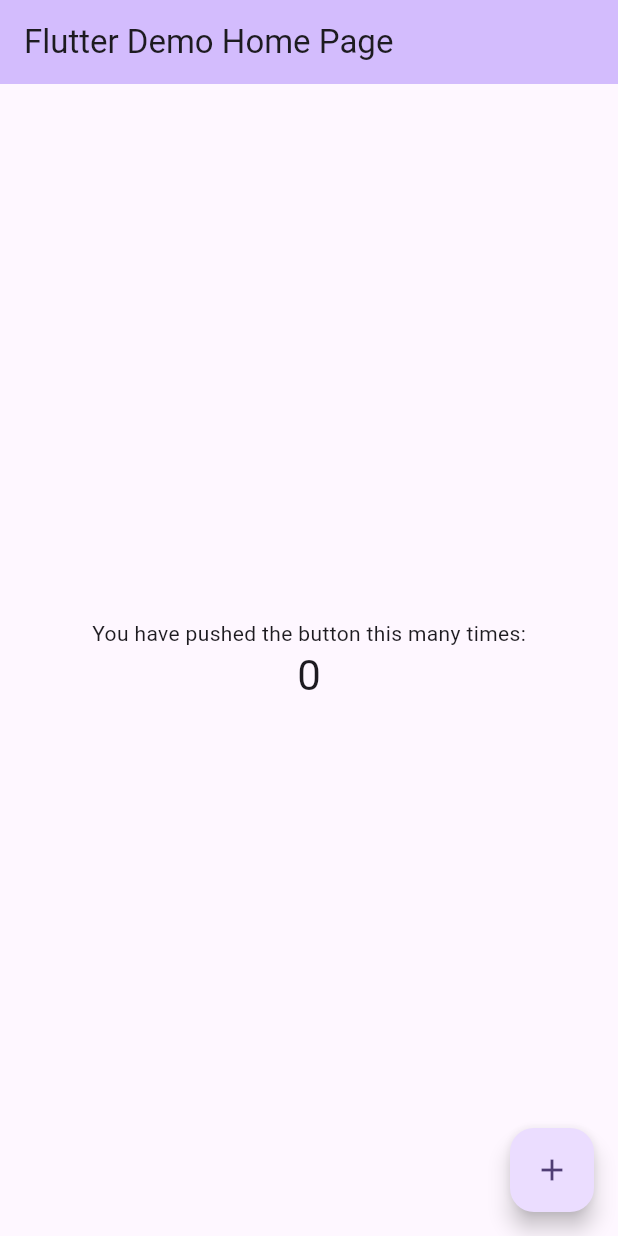
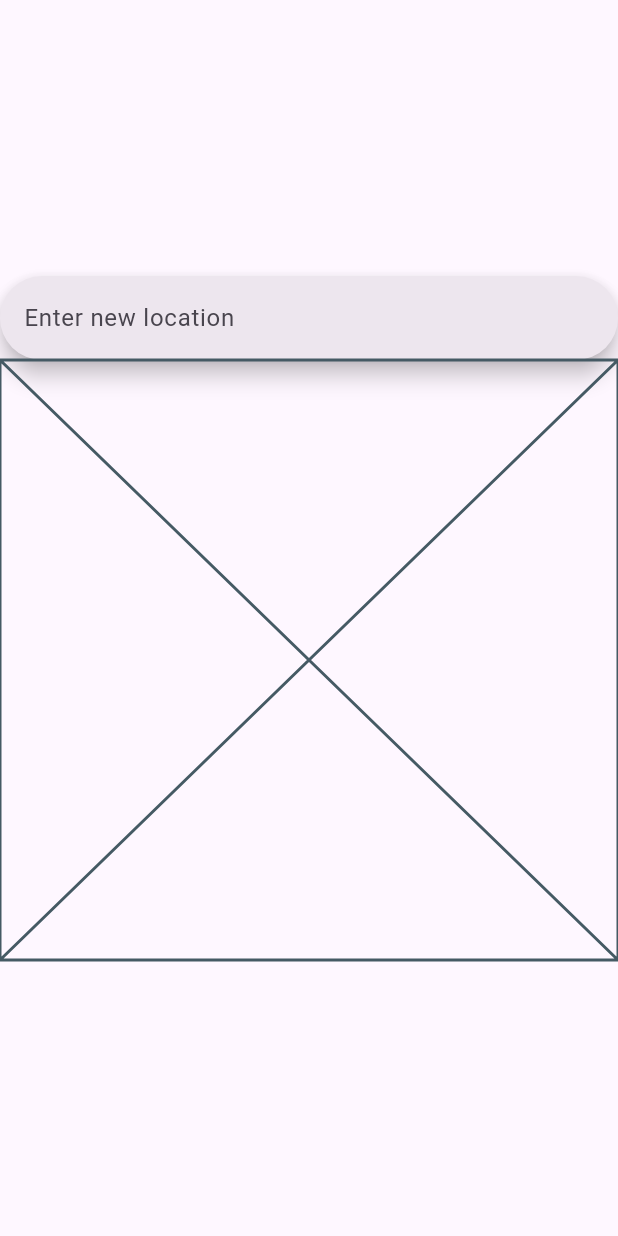
Before and after one commit to DJFlor/flutter_weather_app, a Flutter app: the screen it shows after launch, on a phone screen of 412 x 824 dp. Run offline on Flutter 3.47's test engine with Material 3 defaults, Android fonts, the phone set to English and light mode, and no system bars; our stand-ins replace get_it.

Commit message:
Refactor structure. Search bar does auto completion searches. WIP

```diff
--- a/lib/data/models/location.dart
+++ b/lib/data/models/location.dart
@@ -1,26 +1,29 @@
 class Location {
-  final String? name;
-  final String? region;
-  final String? country;
+  final int id;
+  final String name;
+  final String region;
+  final String country;
   final double lat;
   final double lon;
   final String? tz;
-  final int localTimeEpoch;
+  final int? localTimeEpoch;
   final String? localTime;
 
   const Location({
-    this.name,
-    this.region,
-    this.country,
+    required this.id,
+    required this.name,
+    required this.region,
+    required this.country,
     required this.lat,
     required this.lon,
     this.tz,
-    required this.localTimeEpoch,
+    this.localTimeEpoch,
     this.localTime,
   });
 
   factory Location.fromJson(Map<String, dynamic> json) {
     return Location(
+      id: json['id'],
       name: json['name'],
       region: json['region'],
       country: json['country'],
--- a/lib/data/services/current_condition_service.dart
+++ b/lib/data/services/current_condition_service.dart
@@ -1,6 +1,6 @@
 import 'dart:convert';
 
-import 'package:flutter_weather_app/data/services/api_response.dart';
+import 'package:flutter_weather_app/data/models/a_p_i_response.dart';
 import 'package:flutter_weather_app/data/models/condition.dart';
 
 import 'package:http/http.dart' as http;
--- a/lib/data/services/location_search_service.dart
+++ b/lib/data/services/location_search_service.dart
@@ -1,6 +1,6 @@
 import 'dart:convert';
 
-import 'package:flutter_weather_app/data/services/api_response.dart';
+import 'package:flutter_weather_app/data/models/a_p_i_response.dart';
 import 'package:flutter_weather_app/data/models/location.dart';
 
 import 'package:http/http.dart' as http;
--- a/lib/main.dart
+++ b/lib/main.dart
@@ -1,8 +1,6 @@
 import 'package:flutter/material.dart';
 import 'package:get_it/get_it.dart';
-
-import 'package:flutter_weather_app/data/models/location.dart';
-import 'package:flutter_weather_app/data/services/api_response.dart';
+import 'package:flutter_weather_app/screens/weather_page.dart';
 import 'package:flutter_weather_app/data/services/current_condition_service.dart';
 import 'package:flutter_weather_app/data/services/location_search_service.dart';
 
@@ -13,13 +11,12 @@ void registerServices() {
 
 void main() {
   registerServices();
-  runApp(const MyApp());
+  runApp(const WeatherApp());
 }
 
-class MyApp extends StatelessWidget {
-  const MyApp({super.key});
+class WeatherApp extends StatelessWidget {
+  const WeatherApp({super.key});
 
-  // This widget is the root of your application.
   @override
   Widget build(BuildContext context) {
     return MaterialApp(
@@ -28,104 +25,7 @@ class MyApp extends StatelessWidget {
         colorScheme: ColorScheme.fromSeed(seedColor: Colors.deepPurple),
         useMaterial3: true,
       ),
-      home: const MyHomePage(title: 'Flutter Demo Home Page'),
+      home: const WeatherPage(),
     );
   }
 }
-
-class MyHomePage extends StatefulWidget {
-  const MyHomePage({super.key, required this.title});
-
-  // This widget is the home page of your application. It is stateful, meaning
-  // that it has a State object (defined below) that contains fields that affect
-  // how it looks.
-
-  // This class is the configuration for the state. It holds the values (in this
-  // case the title) provided by the parent (in this case the App widget) and
-  // used by the build method of the State. Fields in a Widget subclass are
-  // always marked "final".
-
-  final String title;
-
-  @override
-  State<MyHomePage> createState() => _MyHomePageState();
-}
-
-class _MyHomePageState extends State<MyHomePage> {
-  int _counter = 0;
-
-  LocationSearchService get locationSearchService =>
-      GetIt.instance<LocationSearchService>();
-
-  void _incrementCounter() async {
-    // Fire off the location search service test:
-    APIResponse<List<Location>>? response =
-        await locationSearchService.getLocationList('id:4036979');
-
-    print("***** RESPONSE: $response");
-
-    setState(() {
-      // This call to setState tells the Flutter framework that something has
-      // changed in this State, which causes it to rerun the build method below
-      // so that the display can reflect the updated values. If we changed
-      // _counter without calling setState(), then the build method would not be
-      // called again, and so nothing would appear to happen.
-      _counter++;
-    });
-  }
-
-  @override
-  Widget build(BuildContext context) {
-    // This method is rerun every time setState is called, for instance as done
-    // by the _incrementCounter method above.
-    //
-    // The Flutter framework has been optimized to make rerunning build methods
-    // fast, so that you can just rebuild anything that needs updating rather
-    // than having to individually change instances of widgets.
-    return Scaffold(
-      appBar: AppBar(
-        // TRY THIS: Try changing the color here to a specific color (to
-        // Colors.amber, perhaps?) and trigger a hot reload to see the AppBar
-        // change color while the other colors stay the same.
-        backgroundColor: Theme.of(context).colorScheme.inversePrimary,
-        // Here we take the value from the MyHomePage object that was created by
-        // the App.build method, and use it to set our appbar title.
-        title: Text(widget.title),
-      ),
-      body: Center(
-        // Center is a layout widget. It takes a single child and positions it
-        // in the middle of the parent.
-        child: Column(
-          // Column is also a layout widget. It takes a list of children and
-          // arranges them vertically. By default, it sizes itself to fit its
-          // children horizontally, and tries to be as tall as its parent.
-          //
-          // Column has various properties to control how it sizes itself and
-          // how it positions its children. Here we use mainAxisAlignment to
-          // center the children vertically; the main axis here is the vertical
-          // axis because Columns are vertical (the cross axis would be
-          // horizontal).
-          //
-          // TRY THIS: Invoke "debug painting" (choose the "Toggle Debug Paint"
-          // action in the IDE, or press "p" in the console), to see the
-          // wireframe for each widget.
-          mainAxisAlignment: MainAxisAlignment.center,
-          children: <Widget>[
-            const Text(
-              'You have pushed the button this many times:',
-            ),
-            Text(
-              '$_counter',
-              style: Theme.of(context).textTheme.headlineMedium,
-            ),
-          ],
-        ),
-      ),
-      floatingActionButton: FloatingActionButton(
-        onPressed: _incrementCounter,
-        tooltip: 'Increment',
-        child: const Icon(Icons.add),
-      ), // This trailing comma makes auto-formatting nicer for build methods.
-    );
-  }
-}
--- /dev/null
+++ b/lib/screens/weather_page.dart
@@ -0,0 +1,139 @@
+import 'package:flutter/material.dart';
+import 'package:get_it/get_it.dart';
+// import 'package:flutter_weather_app/data/services/current_condition_service.dart';
+import 'package:flutter_weather_app/data/services/location_search_service.dart';
+import 'package:flutter_weather_app/data/models/a_p_i_response.dart';
+import 'package:flutter_weather_app/data/models/location.dart';
+
+class WeatherPage extends StatefulWidget {
+  const WeatherPage({super.key});
+
+  @override
+  State<WeatherPage> createState() => _WeatherPageState();
+}
+
+class _WeatherPageState extends State<WeatherPage> {
+  Location? selectedLocation;
+  List<Location>? candidateLocations;
+  bool searching = false;
+
+  // Search bar controller for managing searches:
+  final searchController = SearchController();
+
+  // Service for querying locations:
+  LocationSearchService get locationSearchService =>
+      GetIt.instance<LocationSearchService>();
+
+  void _fetchCandidateLocationsFor(String location) async {
+    print("WHAT?? $location");
+    // Fire off the location search service test:
+    APIResponse<List<Location>>? response =
+        await locationSearchService.getLocationList(location);
+
+    print("***** RESPONSE: $response");
+
+    if (!response.isError) {
+      print("********** GOT ${response.data!.length} locations!");
+      setState(() {
+        candidateLocations = response.data;
+      });
+    }
+  }
+
+  void setSearching(bool newSearching) {
+    if (newSearching != searching) {
+      setState(() {
+        // Set searching flag
+        searching = newSearching;
+        // Reset candidates if not searching:
+        if (!searching) candidateLocations = null;
+      });
+    }
+  }
+
+  @override
+  Widget build(BuildContext context) {
+    return Scaffold(
+      // appBar: AppBar(
+      //   backgroundColor: Theme.of(context).colorScheme.inversePrimary,
+      //   bottom: SearchAnchor(
+      //     builder: (context,searchController),
+      //     suggestionsBuilder: suggestionsBuilder),
+      // ),
+      body: Center(
+        child: Column(
+          // Column is also a layout widget. It takes a list of children and
+          // arranges them vertically. By default, it sizes itself to fit its
+          // children horizontally, and tries to be as tall as its parent.
+          //
+          // Column has various properties to control how it sizes itself and
+          // how it positions its children. Here we use mainAxisAlignment to
+          // center the children vertically; the main axis here is the vertical
+          // axis because Columns are vertical (the cross axis would be
+          // horizontal).
+          //
+          // TRY THIS: Invoke "debug painting" (choose the "Toggle Debug Paint"
+          // action in the IDE, or press "p" in the console), to see the
+          // wireframe for each widget.
+          mainAxisAlignment: MainAxisAlignment.center,
+          children: <Widget>[
+            /**
+             * I'm choosing to use a SearchBar only here, and not a SearchAnchor
+             * owing to the fact that the suggestion builder of the anchor is only
+             * refreshed at the exact instant the text changes.  Our suggestions are
+             * coming from an asyc source, the WeatherAPI search/autocomplete endpoint,
+             * and will arrive after the suggestion builder is refreshed.
+             *
+             * So instead, we use only a search bar, and a manually implemented
+             * suggestion pane, so that it might refresh when the suggestions change.
+             */
+            SearchBar(
+              hintText: "Enter new location",
+              controller: searchController,
+              onChanged: (value) {
+                // toggle searching value appropriately:
+                setSearching(searchController.text != "");
+                // refresh search candidates
+                _fetchCandidateLocationsFor(value);
+              },
+              trailing: searching
+                  ? [
+                      IconButton(
+                          onPressed: () {
+                            // clear search
+                            setSearching(false);
+                          },
+                          icon: const Icon(Icons.close))
+                    ]
+                  : null,
+            ),
+            // SearchAnchor.bar(onChanged: (value) async {
+            //   print("GOT VALUE $value");
+            //   _fetchCandidateLocationsFor(value);
+            // }, suggestionsBuilder: (context, searchController) {
+            //   print("IN SUGGESTINOS!!!!!!!!");
+            //   final length =
+            //       candidateLocations != null ? candidateLocations!.length : 0;
+            //   return List.generate(length, (idx) {
+            //     final candidateLocation = candidateLocations![idx];
+            //     final name = candidateLocation.name;
+            //     final region = candidateLocation.region;
+            //     final country = candidateLocation.country;
+            //     return Padding(
+            //       padding: EdgeInsets.all(5),
+            //       child: Text("$name, $region, $country"),
+            //     );
+            //   });
+            // }),
+            Placeholder(),
+          ],
+        ),
+      ),
+      // floatingActionButton: FloatingActionButton(
+      //   onPressed: _incrementCounter,
+      //   tooltip: 'Increment',
+      //   child: const Icon(Icons.add),
+      // ), // This trailing comma makes auto-formatting nicer for build methods.
+    );
+  }
+}
```
Also changed, not shown: lib/data/models/a_p_i_response.dart (renamed from lib/data/services/api_response.dart), 1 other file.
